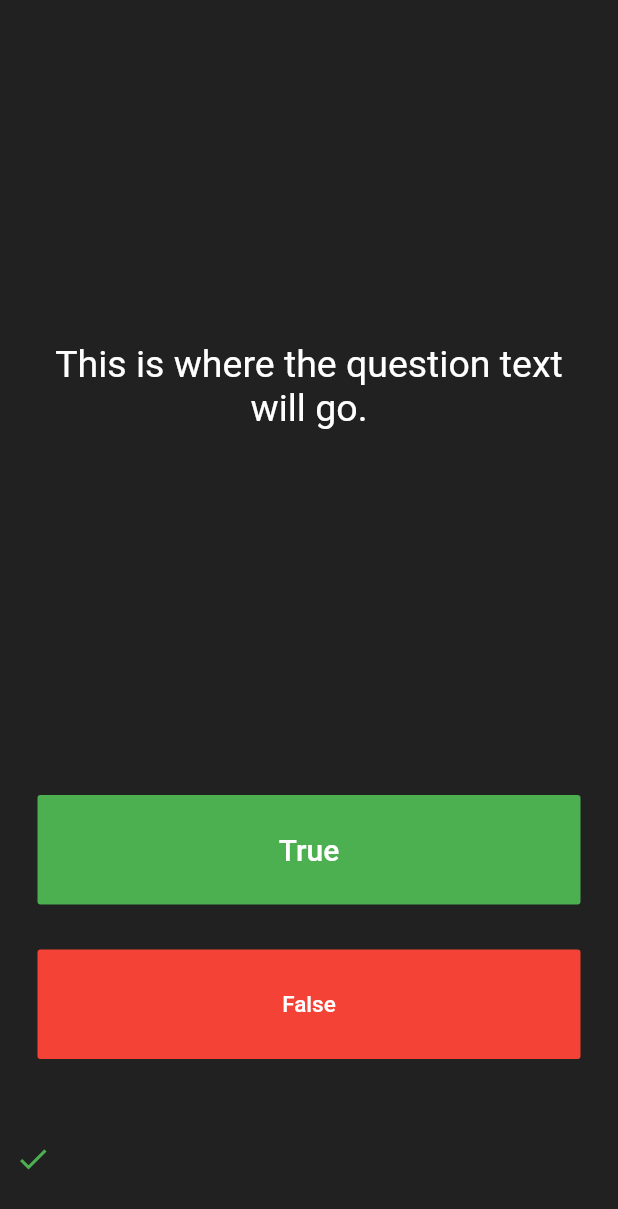
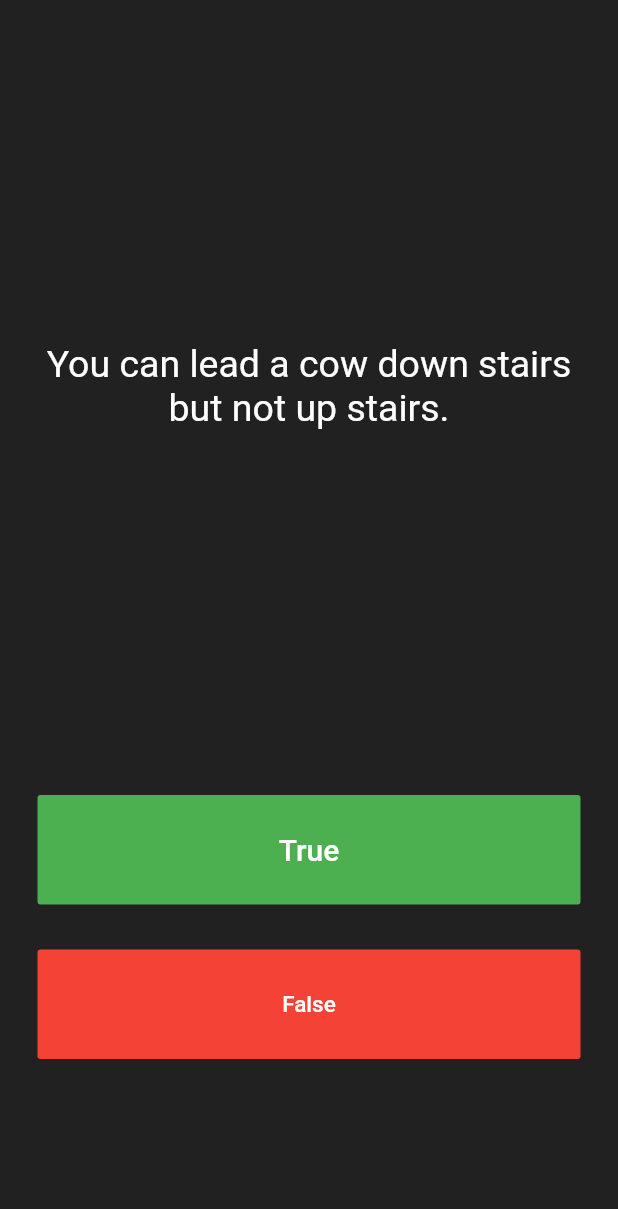
Before and after one commit to suesalito/Quizgame, a Flutter app: the screen it shows after launch, after a tap on "True", on a phone screen of 412 x 824 dp. Shown: the top 1209 px of the screen. Run offline on Flutter 3.47's test engine with Material 2 defaults, Android fonts, the phone set to English and light mode, and no system bars.

```diff
--- a/lib/main.dart
+++ b/lib/main.dart
@@ -27,6 +27,20 @@ class QuizPage extends StatefulWidget {
 class _QuizPageState extends State<QuizPage> {
   List<Icon> scoreKeeper = [];
 
+  List<String> questions = [
+    'You can lead a cow down stairs but not up stairs.',
+    'Approximately one quarter of human bones are in the feet.',
+    'A slug\'s blood is green.'
+  ];
+
+  List<bool> answers = [false, true, true];
+
+  int questionNumber = 0;
+
+//   question1: 'You can lead a cow down stairs but not up stairs.', false,
+// question2: 'Approximately one quarter of human bones are in the feet.', true,
+// question3: 'A slug\'s blood is green.', true,
+
   @override
   Widget build(BuildContext context) {
     return Column(
@@ -39,7 +53,7 @@ class _QuizPageState extends State<QuizPage> {
             padding: EdgeInsets.all(10.0),
             child: Center(
               child: Text(
-                'This is where the question text will go.',
+                questions[0],
                 textAlign: TextAlign.center,
                 style: TextStyle(
                   fontSize: 25.0,
@@ -63,12 +77,12 @@ class _QuizPageState extends State<QuizPage> {
                 ),
               ),
               onPressed: () {
-                setState(() {
-                  scoreKeeper.add(Icon(
-                    Icons.check,
-                    color: Colors.green,
-                  ));
-                });
+                // setState(() {
+                //   scoreKeeper.add(Icon(
+                //     Icons.check,
+                //     color: Colors.green,
+                //   ));
+                // });
 
                 //The user picked true.
               },
@@ -88,12 +102,12 @@ class _QuizPageState extends State<QuizPage> {
                 ),
               ),
               onPressed: () {
-                setState(() {
-                  scoreKeeper.add(Icon(
-                    Icons.close,
-                    color: Colors.red,
-                  ));
-                });
+                // setState(() {
+                //   scoreKeeper.add(Icon(
+                //     Icons.close,
+                //     color: Colors.red,
+                //   ));
+                // });
 
                 //The user picked false.
               },
```
